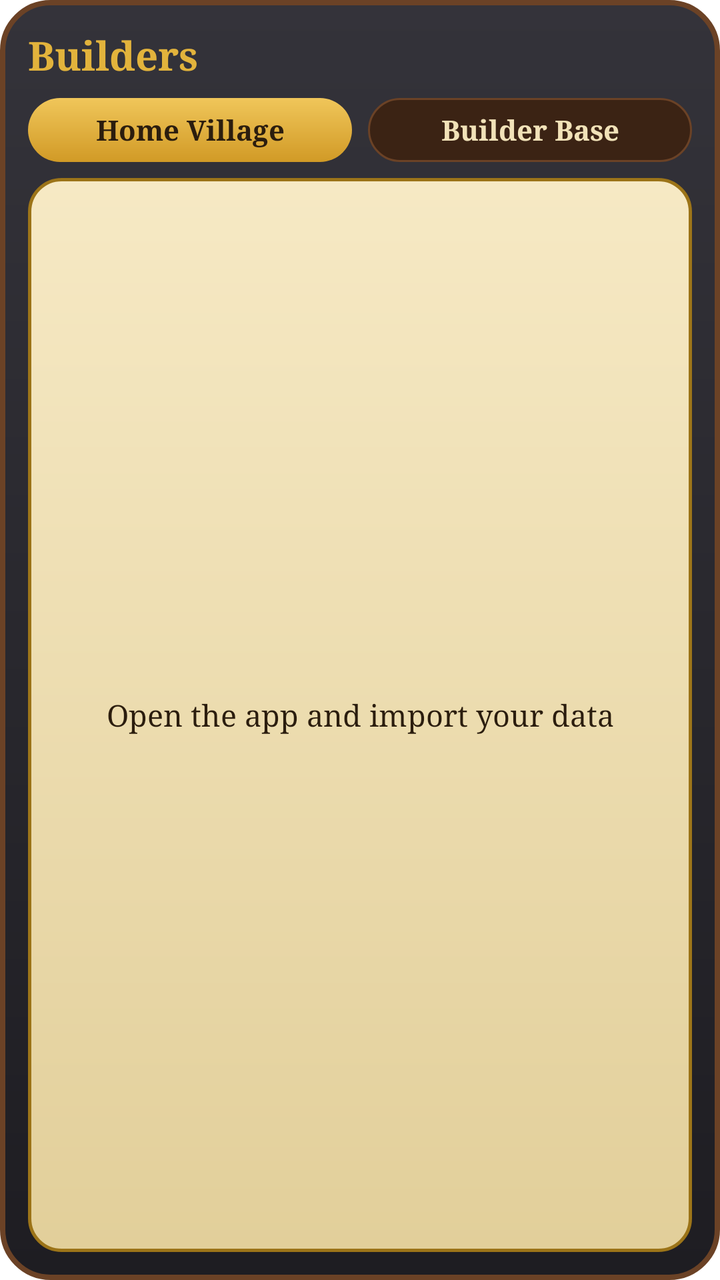
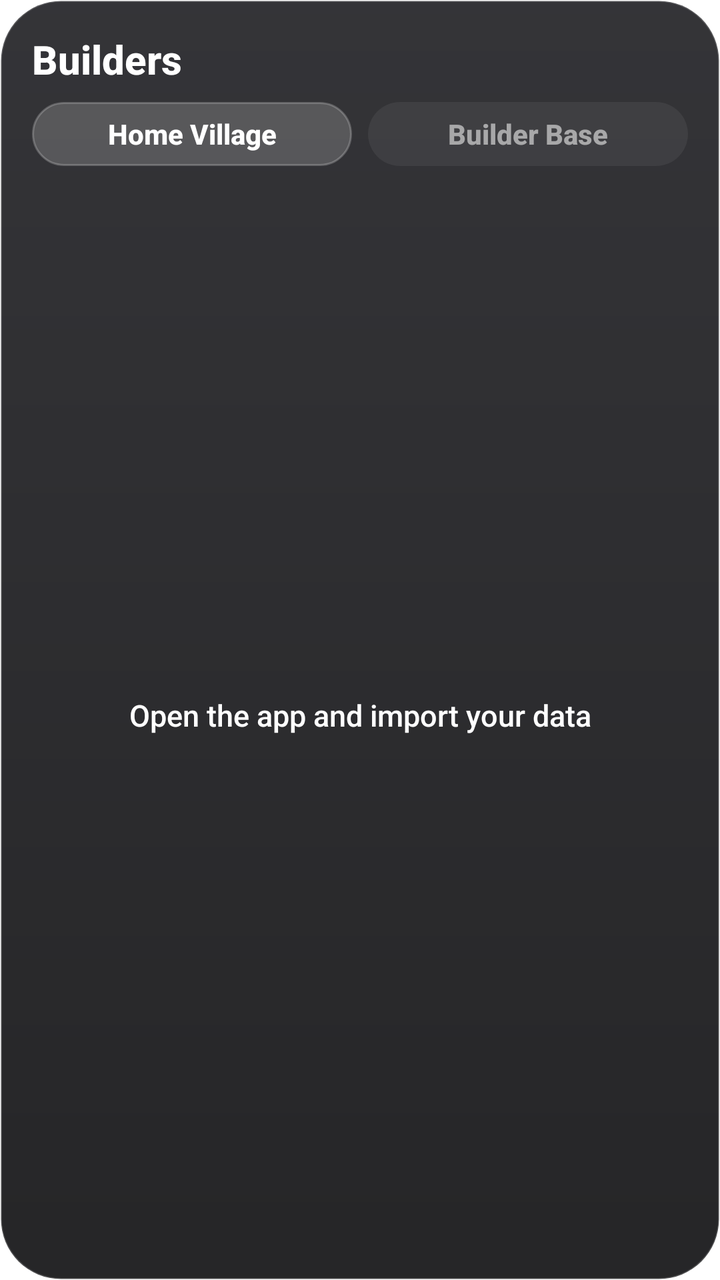

The first picture is an Android layout as it rendered before a commit; the second is the same layout after the commit. The layout source and the unified diff follow.
<!-- AndroidManifest.xml: fallback theme Theme.MaterialComponents.DayNight.NoActionBar -->
<!-- res/layout/builder_widget.xml -->
<?xml version="1.0" encoding="utf-8"?>
<LinearLayout xmlns:android="http://schemas.android.com/apk/res/android"
    android:id="@+id/widget_root"
    android:layout_width="match_parent"
    android:layout_height="match_parent"
    android:background="@drawable/widget_bg"
    android:orientation="vertical"
    android:padding="14dp">

    <LinearLayout
        android:layout_width="match_parent"
        android:layout_height="wrap_content"
        android:gravity="center_vertical"
        android:orientation="horizontal">
        <TextView
            android:layout_width="0dp"
            android:layout_height="wrap_content"
            android:layout_weight="1"
            android:fontFamily="serif"
            android:text="Builders"
            android:textColor="#E2B33C"
            android:textSize="20sp"
            android:textStyle="bold"/>
        <TextView
            android:id="@+id/free_text"
            android:layout_width="wrap_content"
            android:layout_height="wrap_content"
            android:fontFamily="serif"
            android:textColor="#F1E2B8"
            android:textSize="14sp"/>
    </LinearLayout>

    <LinearLayout
        android:layout_width="match_parent"
        android:layout_height="wrap_content"
        android:layout_marginTop="8dp"
        android:layout_marginBottom="8dp"
        android:orientation="horizontal">
        <TextView
            android:id="@+id/tab_home"
            android:layout_width="0dp"
            android:layout_height="32dp"
            android:layout_weight="1"
            android:layout_marginEnd="4dp"
            android:background="@drawable/tab_selected"
            android:fontFamily="serif"
            android:gravity="center"
            android:text="Home Village"
            android:textColor="#2B1D0E"
            android:textSize="14sp"
            android:textStyle="bold"/>
        <TextView
            android:id="@+id/tab_base"
            android:layout_width="0dp"
            android:layout_height="32dp"
            android:layout_weight="1"
            android:layout_marginStart="4dp"
            android:background="@drawable/tab_unselected"
            android:fontFamily="serif"
            android:gravity="center"
            android:text="Builder Base"
            android:textColor="#F1E2B8"
            android:textSize="14sp"
            android:textStyle="bold"/>
    </LinearLayout>

    <LinearLayout
        android:layout_width="match_parent"
        android:layout_height="0dp"
        android:layout_weight="1"
        android:background="@drawable/widget_list_bg"
        android:orientation="vertical"
        android:paddingStart="14dp"
        android:paddingEnd="14dp"
        android:paddingTop="4dp"
        android:paddingBottom="4dp">
        <FrameLayout
            android:layout_width="match_parent"
            android:layout_height="0dp"
            android:layout_weight="1">
        <TextView
            android:id="@+id/empty_text"
            android:layout_width="match_parent"
            android:layout_height="match_parent"
            android:fontFamily="serif"
            android:gravity="center"
            android:text="Open the app and import your data"
            android:textColor="#2B1D0E"
            android:textSize="15sp"/>
        <ListView
            android:id="@+id/list"
            android:layout_width="match_parent"
            android:layout_height="match_parent"
            android:divider="@null"
            android:dividerHeight="0dp"
            android:scrollbars="none"/>
        </FrameLayout>
    </LinearLayout>
</LinearLayout>
<!-- resources referenced by this layout -->
<resources>
  <!-- drawable tab_selected (drawable) -->
  <?xml version="1.0" encoding="utf-8"?>
  <shape xmlns:android="http://schemas.android.com/apk/res/android" android:shape="rectangle">
      <gradient android:angle="270" android:startColor="#F0C65A" android:endColor="#D19A26"/>
      <corners android:radius="20dp"/>
  </shape>
  <!-- drawable tab_unselected (drawable) -->
  <?xml version="1.0" encoding="utf-8"?>
  <shape xmlns:android="http://schemas.android.com/apk/res/android" android:shape="rectangle">
      <solid android:color="#3B2314"/>
      <corners android:radius="20dp"/>
      <stroke android:width="1dp" android:color="#6B4226"/>
  </shape>
  <!-- drawable widget_bg (drawable) -->
  <?xml version="1.0" encoding="utf-8"?>
  <shape xmlns:android="http://schemas.android.com/apk/res/android" android:shape="rectangle">
      <gradient android:angle="270" android:startColor="#34333A" android:endColor="#1E1D22"/>
      <corners android:radius="24dp"/>
      <stroke android:width="2.5dp" android:color="#6B4226"/>
  </shape>
  <!-- drawable widget_list_bg (drawable) -->
  <?xml version="1.0" encoding="utf-8"?>
  <shape xmlns:android="http://schemas.android.com/apk/res/android" android:shape="rectangle">
      <gradient android:angle="270" android:startColor="#F6E9C4" android:endColor="#E2CF9A"/>
      <corners android:radius="16dp"/>
      <stroke android:width="1.5dp" android:color="#9C7418"/>
  </shape>
</resources>

<!-- the commit's change to res/layout/builder_widget.xml (unified diff, before → after) -->
@@ -5,7 +5,7 @@
     android:layout_height="match_parent"
     android:background="@drawable/widget_bg"
     android:orientation="vertical"
-    android:padding="14dp">
+    android:padding="16dp">
 
     <LinearLayout
         android:layout_width="match_parent"
@@ -16,17 +16,17 @@
             android:layout_width="0dp"
             android:layout_height="wrap_content"
             android:layout_weight="1"
-            android:fontFamily="serif"
+            android:fontFamily="sans-serif-medium"
             android:text="Builders"
-            android:textColor="#E2B33C"
+            android:textColor="#FFFFFF"
             android:textSize="20sp"
             android:textStyle="bold"/>
         <TextView
             android:id="@+id/free_text"
             android:layout_width="wrap_content"
             android:layout_height="wrap_content"
-            android:fontFamily="serif"
-            android:textColor="#F1E2B8"
+            android:fontFamily="sans-serif-medium"
+            android:textColor="#8CFFFFFF"
             android:textSize="14sp"/>
     </LinearLayout>
 
@@ -43,10 +43,10 @@
             android:layout_weight="1"
             android:layout_marginEnd="4dp"
             android:background="@drawable/tab_selected"
-            android:fontFamily="serif"
+            android:fontFamily="sans-serif-medium"
             android:gravity="center"
             android:text="Home Village"
-            android:textColor="#2B1D0E"
+            android:textColor="#FFFFFF"
             android:textSize="14sp"
             android:textStyle="bold"/>
         <TextView
@@ -56,10 +56,10 @@
             android:layout_weight="1"
             android:layout_marginStart="4dp"
             android:background="@drawable/tab_unselected"
-            android:fontFamily="serif"
+            android:fontFamily="sans-serif-medium"
             android:gravity="center"
             android:text="Builder Base"
-            android:textColor="#F1E2B8"
+            android:textColor="#8CFFFFFF"
             android:textSize="14sp"
             android:textStyle="bold"/>
     </LinearLayout>
@@ -68,10 +68,9 @@
         android:layout_width="match_parent"
         android:layout_height="0dp"
         android:layout_weight="1"
-        android:background="@drawable/widget_list_bg"
         android:orientation="vertical"
-        android:paddingStart="14dp"
-        android:paddingEnd="14dp"
+        android:paddingStart="4dp"
+        android:paddingEnd="4dp"
         android:paddingTop="4dp"
         android:paddingBottom="4dp">
         <FrameLayout
@@ -82,10 +81,10 @@
             android:id="@+id/empty_text"
             android:layout_width="match_parent"
             android:layout_height="match_parent"
-            android:fontFamily="serif"
+            android:fontFamily="sans-serif-medium"
             android:gravity="center"
             android:text="Open the app and import your data"
-            android:textColor="#2B1D0E"
+            android:textColor="#FFFFFF"
             android:textSize="15sp"/>
         <ListView
             android:id="@+id/list"
<!-- resource entries referenced after the edit -->
@@ -3,29 +3,22 @@
   <!-- drawable tab_selected (drawable) -->
   <?xml version="1.0" encoding="utf-8"?>
   <shape xmlns:android="http://schemas.android.com/apk/res/android" android:shape="rectangle">
-      <gradient android:angle="270" android:startColor="#F0C65A" android:endColor="#D19A26"/>
+      <solid android:color="#2EFFFFFF"/>
       <corners android:radius="20dp"/>
+      <stroke android:width="1dp" android:color="#38FFFFFF"/>
   </shape>
   <!-- drawable tab_unselected (drawable) -->
   <?xml version="1.0" encoding="utf-8"?>
   <shape xmlns:android="http://schemas.android.com/apk/res/android" android:shape="rectangle">
-      <solid android:color="#3B2314"/>
+      <solid android:color="#0FFFFFFF"/>
       <corners android:radius="20dp"/>
-      <stroke android:width="1dp" android:color="#6B4226"/>
   </shape>
   <!-- drawable widget_bg (drawable) -->
   <?xml version="1.0" encoding="utf-8"?>
   <shape xmlns:android="http://schemas.android.com/apk/res/android" android:shape="rectangle">
-      <gradient android:angle="270" android:startColor="#34333A" android:endColor="#1E1D22"/>
-      <corners android:radius="24dp"/>
-      <stroke android:width="2.5dp" android:color="#6B4226"/>
-  </shape>
-  <!-- drawable widget_list_bg (drawable) -->
-  <?xml version="1.0" encoding="utf-8"?>
-  <shape xmlns:android="http://schemas.android.com/apk/res/android" android:shape="rectangle">
-      <gradient android:angle="270" android:startColor="#F6E9C4" android:endColor="#E2CF9A"/>
-      <corners android:radius="16dp"/>
-      <stroke android:width="1.5dp" android:color="#9C7418"/>
+      <gradient android:angle="270" android:startColor="#E61E1E22" android:endColor="#E60E0E10"/>
+      <corners android:radius="30dp"/>
+      <stroke android:width="1dp" android:color="#2EFFFFFF"/>
   </shape>
 </resources>
 
